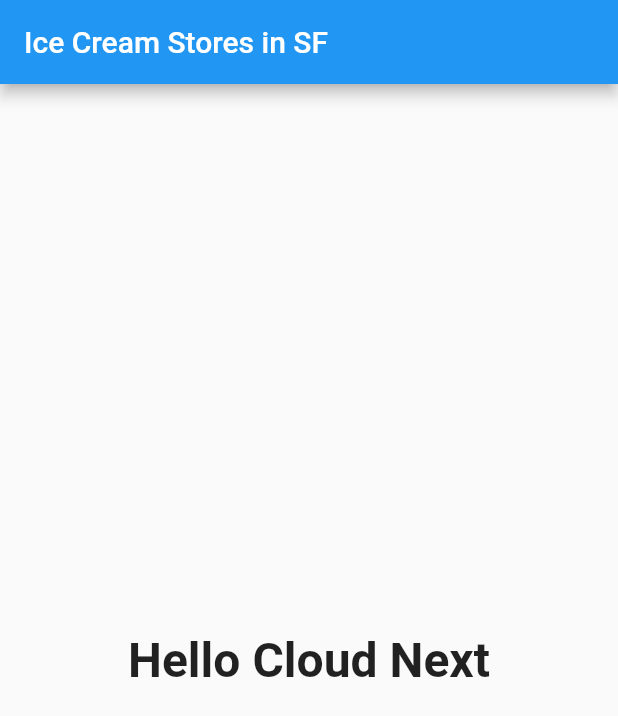
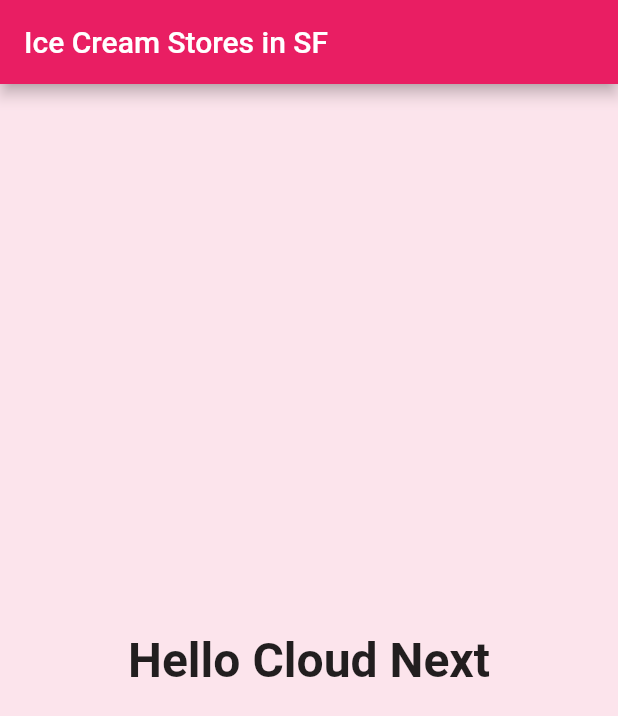
Before and after one commit to FrancaTM/ice-cream-stores-demo, a Flutter app: the screen it shows after launch, on a phone screen of 412 x 824 dp. Shown: the top 716 px of the screen. Run offline on Flutter 3.47's test engine with Material 2 defaults, Android fonts, the phone set to English and light mode, and no system bars.

Commit message:
Modify theme Clean code

```diff
--- a/lib/main.dart
+++ b/lib/main.dart
@@ -9,17 +9,9 @@ class MyApp extends StatelessWidget {
     return MaterialApp(
       title: 'Ice Creams FTW',
       theme: ThemeData(
-          // This is the theme of your application.
-          //
-          // Try running your application with "flutter run". You'll see the
-          // application has a blue toolbar. Then, without quitting the app, try
-          // changing the primarySwatch below to Colors.green and then invoke
-          // "hot reload" (press "r" in the console where you ran "flutter run",
-          // or simply save your changes to "hot reload" in a Flutter IDE).
-          // Notice that the counter didn't reset back to zero; the application
-          // is not restarted.
-          // primarySwatch: Colors.blue,
-          ),
+        primarySwatch: Colors.pink,
+        scaffoldBackgroundColor: Colors.pink[50],
+      ),
       home: const HomePage(title: 'Ice Cream Stores in SF'),
     );
   }
@@ -44,19 +36,6 @@ class HomePage extends StatefulWidget {
 }
 
 class _HomePageState extends State<HomePage> {
-  int _counter = 0;
-
-  void _incrementCounter() {
-    setState(() {
-      // This call to setState tells the Flutter framework that something has
-      // changed in this State, which causes it to rerun the build method below
-      // so that the display can reflect the updated values. If we changed
-      // _counter without calling setState(), then the build method would not be
-      // called again, and so nothing would appear to happen.
-      _counter++;
-    });
-  }
-
   @override
   Widget build(BuildContext context) {
     // This method is rerun every time setState is called, for instance as done
```
